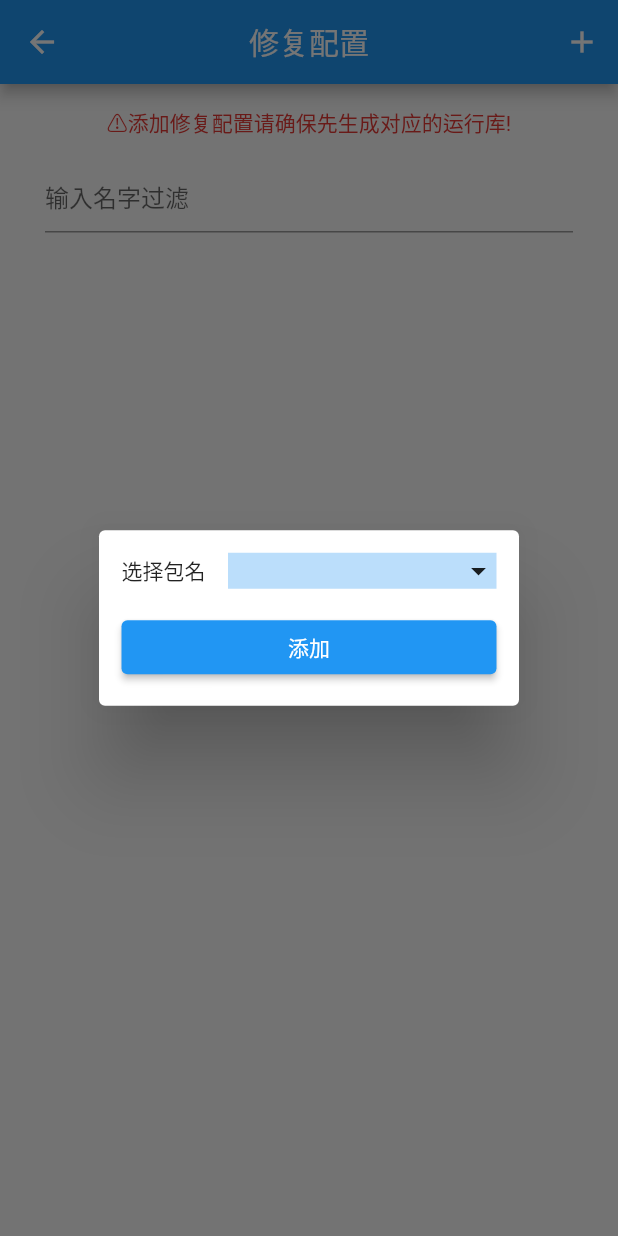
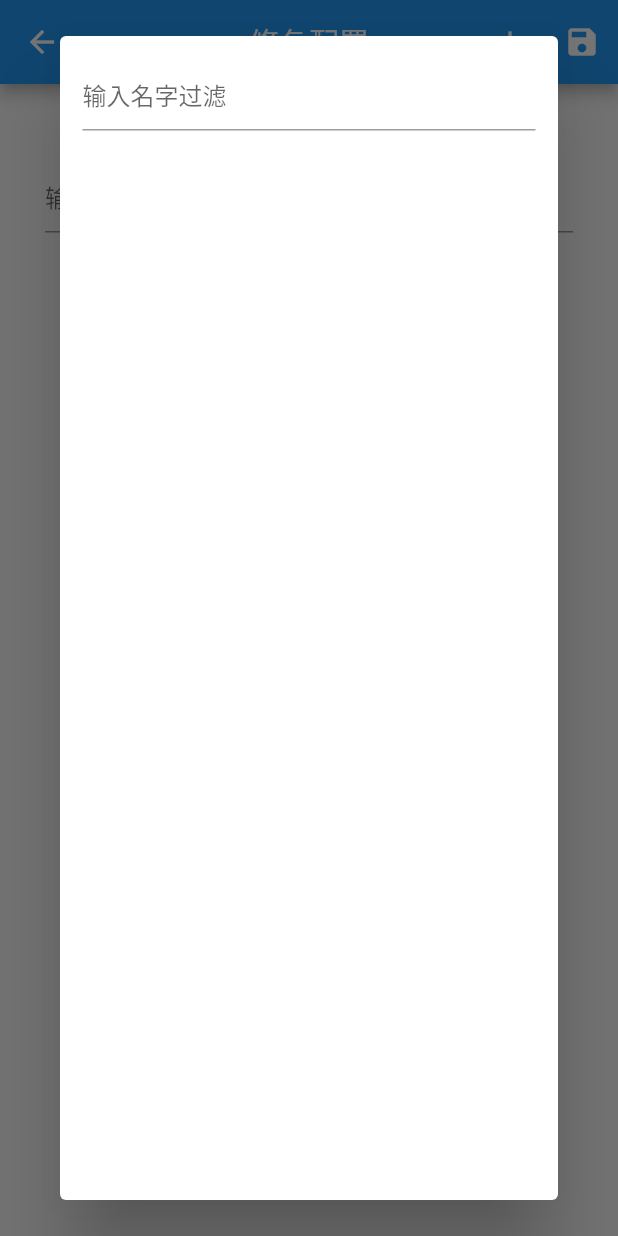
Before and after one commit to flutter-runtime/flutter_runtime_ide, a Flutter app: the FixConfigView screen opened directly with empty values, after a tap on the "add" icon, on a phone screen of 412 x 824 dp. Run offline on Flutter 3.47's test engine with Material 2 defaults, Android fonts, the phone set to English and light mode, and no system bars; our stand-ins replace file_picker, get, liquid_progress_indicator, loading_indicator, logger, mustache_template and 4 more; missing offline and left inert: analyzer, dart:ffi, darty_json_safe, flutter_runtime, fuzzywuzzy, process_run; accounts and stored records are empty.

Commit message:
修改新增配置的交互方式 路径/类名/方法/参数名只能选择不能自主设置

```diff
--- a/lib/analyzer/fix_runtime_configuration.dart
+++ b/lib/analyzer/fix_runtime_configuration.dart
@@ -1,7 +1,9 @@
 import 'package:darty_json_safe/darty_json_safe.dart';
+import 'package:flutter_runtime_ide/app/modules/fix_config/controllers/fix_select_controller.dart';
 import 'package:get/get.dart';
 
-class FixRuntimeConfiguration {
+class FixRuntimeConfiguration extends FixSelectItem {
+  @override
   late String name;
   late String version;
   List<FixConfig> fixs = [];
@@ -17,9 +19,13 @@ class FixRuntimeConfiguration {
   }
 }
 
-class FixConfig {
+class FixConfig extends FixSelectItem {
   late String path;
   List<FixClassConfig> classs = [];
+
+  @override
+  String get name => path;
+
   FixConfig();
   FixConfig.fromJson(Map<String, dynamic> json) {
     final jsonValue = JSON(json);
@@ -34,7 +40,8 @@ class FixConfig {
       classs.firstWhereOrNull((element) => element.name == name);
 }
 
-class FixClassConfig {
+class FixClassConfig extends FixSelectItem {
+  @override
   late String name;
   List<FixMethodConfig> methods = [];
   FixClassConfig();
@@ -51,7 +58,8 @@ class FixClassConfig {
       methods.firstWhereOrNull((element) => element.name == name);
 }
 
-class FixMethodConfig {
+class FixMethodConfig extends FixSelectItem {
+  @override
   late String name;
   List<FixParameterConfig> parameters = [];
   FixMethodConfig();
@@ -68,7 +76,8 @@ class FixMethodConfig {
       parameters.firstWhereOrNull((element) => element.name == name);
 }
 
-class FixParameterConfig {
+class FixParameterConfig extends FixSelectItem {
+  @override
   late String name;
   late String type;
   FixParameterConfig();
--- a/lib/app/data/package_config.dart
+++ b/lib/app/data/package_config.dart
@@ -1,4 +1,5 @@
 import 'package:darty_json_safe/darty_json_safe.dart';
+import 'package:flutter_runtime_ide/app/modules/fix_config/controllers/fix_select_controller.dart';
 
 class PackageConfig {
   late int configVersion;
@@ -20,7 +21,8 @@ class PackageConfig {
   }
 }
 
-class PackageInfo {
+class PackageInfo extends FixSelectItem {
+  @override
   late String name;
   late String rootUri;
   late String packageUri;
--- a/lib/app/modules/fix_config/controllers/add_package_controller.dart
+++ /dev/null
@@ -1,8 +0,0 @@
-import 'package:get/get.dart';
-
-import '../../../data/package_config.dart';
-
-class AddPackageController extends GetxController {
-  // List<PackageInfo> packages = [];
-  var currentPackageInfo = Rx<PackageInfo?>(null);
-}
--- a/lib/app/modules/fix_config/controllers/fix_config_controller.dart
+++ b/lib/app/modules/fix_config/controllers/fix_config_controller.dart
@@ -29,9 +29,7 @@ class FixConfigController extends GetxController {
         .whereType<FixRuntimeConfiguration>()
         .toList();
 
-    selectController = FixSelectController(packageInfos.map((e) {
-      return FixSelectItem(e, e.name);
-    }).toList());
+    selectController = FixSelectController(packageInfos);
 
     packageNameController.addListener(() {
       final packageName = packageNameController.text;
@@ -53,6 +51,6 @@ class FixConfigController extends GetxController {
     final config = FixRuntimeConfiguration()
       ..name = baseName.split('-')[0]
       ..version = baseName.split('-')[1];
-    packageInfos.add(FixSelectItem(config, config.name));
+    selectController.add(config);
   }
 }
--- a/lib/app/modules/fix_config/controllers/fix_select_controller.dart
+++ b/lib/app/modules/fix_config/controllers/fix_select_controller.dart
@@ -2,44 +2,51 @@ import 'package:flutter/material.dart';
 import 'package:get/get.dart';
 import 'package:fuzzywuzzy/fuzzywuzzy.dart';
 
-class FixSelectController<T> extends GetxController {
-  List<FixSelectItem<T>> items;
+class FixSelectController<T extends FixSelectItem> extends GetxController {
+  late List<T> items;
   final bool allowDelete;
   final TextEditingController nameController = TextEditingController();
 
-  var displayItems = <FixSelectItem<T>>[].obs;
-
+  var displayItems = <T>[].obs;
   FixSelectController(this.items, {this.allowDelete = true}) {
     displayItems.value = items;
 
     nameController.addListener(() {
-      if (nameController.text.isEmpty) {
-        displayItems.value = items;
-        return;
-      }
-      displayItems.value = extractAllSorted(
-        query: nameController.text,
-        choices: items,
-        cutoff: 30,
-        getter: (obj) => obj.name,
-      ).map((e) => e.choice).toList();
+      _updateDisplayItems();
     });
   }
 
-  void updateItems(List<FixSelectItem<T>> items) {
+  void updateItems(List<T> items) {
     this.items = items;
     displayItems.value = items;
   }
 
-  void remove(FixSelectItem<T> item) {
+  void _updateDisplayItems() {
+    if (nameController.text.isEmpty) {
+      displayItems.value = items;
+      return;
+    }
+    displayItems.value = extractAllSorted(
+      query: nameController.text,
+      choices: items,
+      cutoff: 60,
+      getter: (obj) => obj.name,
+    ).map((e) => e.choice).toList();
+  }
+
+  void remove(T item) {
     final items0 = [...items];
     items0.remove(item);
     updateItems(items0);
   }
+
+  void add(T item) {
+    final items0 = [...items];
+    items0.add(item);
+    updateItems(items0);
+  }
 }
 
-class FixSelectItem<T> {
-  final T item;
-  final String name;
-  const FixSelectItem(this.item, this.name);
+abstract class FixSelectItem {
+  String get name;
 }
--- a/lib/app/modules/fix_config/views/add_package_view.dart
+++ /dev/null
@@ -1,84 +0,0 @@
-import 'package:flutter/material.dart';
-import 'package:flutter_runtime_ide/analyzer/analyzer_package_manager.dart';
-import 'package:flutter_runtime_ide/app/data/package_config.dart';
-import 'package:flutter_runtime_ide/app/modules/fix_config/controllers/add_package_controller.dart';
-import 'package:flutter_runtime_ide/app/modules/fix_config/controllers/fix_select_controller.dart';
-import 'package:flutter_runtime_ide/app/modules/fix_config/views/fix_select_view.dart';
-
-import 'package:get/get.dart';
-
-class AddPackageView extends StatelessWidget {
-  final AddPackageController controller;
-  const AddPackageView({Key? key, required this.controller}) : super(key: key);
-  @override
-  Widget build(BuildContext context) {
-    // final controller = Get.put(FixConfigController());
-    return Container(
-      padding: const EdgeInsets.all(15),
-      width: 200,
-      child: Column(
-        mainAxisSize: MainAxisSize.min,
-        children: [
-          Row(
-            mainAxisSize: MainAxisSize.min,
-            children: [
-              const Text('选择包名'),
-              const SizedBox(width: 15),
-              Expanded(
-                child: Obx(
-                  () => InkWell(
-                    onTap: () async {
-                      final result = await _selectPackageName();
-                      controller.currentPackageInfo.value = result?.item;
-                    },
-                    child: Container(
-                      // padding: const EdgeInsets.all(15),
-                      decoration: BoxDecoration(
-                        color: Colors.blue.shade100,
-                      ),
-                      child: Row(
-                        children: [
-                          Text(controller.currentPackageInfo.value?.name ?? ''),
-                          const Spacer(),
-                          const Icon(Icons.arrow_drop_down),
-                        ],
-                      ),
-                    ),
-                  ),
-                ),
-              )
-            ],
-          ),
-          const SizedBox(height: 15),
-          SizedBox(
-            width: double.infinity,
-            child: ElevatedButton(
-              onPressed: () {
-                Get.back(result: controller.currentPackageInfo.value);
-              },
-              child: const Text('添加'),
-            ),
-          ),
-        ],
-      ),
-    );
-  }
-
-  Future<FixSelectItem<PackageInfo>?> _selectPackageName() async {
-    final packages = AnalyzerPackageManager().packageConfig?.packages ?? [];
-    final controller = FixSelectController(
-      packages.map((e) => FixSelectItem(e, e.name)).toList(),
-      allowDelete: false,
-    );
-    return Get.dialog<FixSelectItem<PackageInfo>>(
-      Dialog(
-        child: FixSelectView(
-          controller: controller,
-          onTap: (item) {
-            Get.back(result: item);
-          },
-        ),
-      ),
-    );
-  }
-}
--- a/lib/app/modules/fix_config/views/fix_config_view.dart
+++ b/lib/app/modules/fix_config/views/fix_config_view.dart
@@ -2,13 +2,14 @@ import 'package:darty_json_safe/darty_json_safe.dart';
 import 'package:flutter/material.dart';
 import 'package:flutter_runtime_ide/analyzer/fix_runtime_configuration.dart';
 import 'package:flutter_runtime_ide/app/data/package_config.dart';
-import 'package:flutter_runtime_ide/app/modules/fix_config/controllers/add_package_controller.dart';
 import 'package:flutter_runtime_ide/app/modules/fix_config/controllers/fix_file_controller.dart';
-import 'package:flutter_runtime_ide/app/modules/fix_config/views/add_package_view.dart';
+import 'package:flutter_runtime_ide/app/modules/fix_config/controllers/fix_select_controller.dart';
 import 'package:flutter_runtime_ide/app/modules/fix_config/views/fix_select_view.dart';
+import 'package:flutter_runtime_ide/common/common_function.dart';
 
 import 'package:get/get.dart';
 
+import '../../../../analyzer/analyzer_package_manager.dart';
 import '../controllers/fix_config_controller.dart';
 import 'fix_file_view.dart';
 
@@ -30,7 +31,12 @@ class FixConfigView extends StatelessWidget {
               }
             },
             icon: const Icon(Icons.add),
-          )
+          ),
+          // 保存按钮
+          IconButton(
+            onPressed: () {},
+            icon: const Icon(Icons.save),
+          ),
         ],
       ),
       body: Padding(
@@ -47,7 +53,7 @@ class FixConfigView extends StatelessWidget {
               child: FixSelectView(
                 controller: controller.selectController,
                 onTap: (item) => Unwrap(item).map((e) {
-                  _showFixFileView(e.item);
+                  _showFixFileView(e);
                 }),
               ),
             ),
@@ -58,10 +64,9 @@ class FixConfigView extends StatelessWidget {
   }
 
   Future<PackageInfo?> _showAddPackageView() async {
-    final controller = AddPackageController();
-    return Get.dialog<PackageInfo>(
-      Dialog(child: AddPackageView(controller: controller)),
-    );
+    // 获取全部支持的包
+    final packages = AnalyzerPackageManager().packageConfig?.packages ?? [];
+    return showSelectItemDialog(packages);
   }
 
   void _showFixFileView(FixRuntimeConfiguration config) {
--- a/lib/app/modules/fix_config/views/fix_select_view.dart
+++ b/lib/app/modules/fix_config/views/fix_select_view.dart
@@ -4,9 +4,9 @@ import 'package:flutter_runtime_ide/app/modules/fix_config/controllers/fix_selec
 
 import 'package:get/get.dart';
 
-class FixSelectView<T> extends StatelessWidget {
+class FixSelectView<T extends FixSelectItem> extends StatelessWidget {
   final FixSelectController<T> controller;
-  final void Function(FixSelectItem<T>? item)? onTap;
+  final void Function(T? item)? onTap;
   const FixSelectView({Key? key, required this.controller, this.onTap})
       : super(key: key);
   @override
@@ -54,7 +54,7 @@ class FixSelectView<T> extends StatelessWidget {
     );
   }
 
-  Future<void> _onDelete(FixSelectItem<T> item) async {
+  Future<void> _onDelete(T item) async {
     final result = await Get.defaultDialog<bool>(
       title: '提示!',
       middleText: '确定要删除吗?',
--- a/lib/common/common_function.dart
+++ b/lib/common/common_function.dart
@@ -1,9 +1,14 @@
 import 'dart:convert';
 
+import 'package:flutter/material.dart';
+import 'package:flutter_runtime_ide/app/modules/fix_config/controllers/fix_select_controller.dart';
+import 'package:get/get.dart';
 import 'package:logger/logger.dart';
 import 'package:process_run/process_run.dart';
 import 'package:path/path.dart';
 import 'package:crypto/crypto.dart' as crypto;
+
+import '../app/modules/fix_config/views/fix_select_view.dart';
 
 String getDartPath() {
   String dartCommandPath = whichSync("dart") ?? "";
@@ -18,3 +23,19 @@ Logger logger = Logger(
 String md5(String source) {
   return crypto.md5.convert(utf8.encode(source)).toString().toString();
 }
+
+Future<T?> showSelectItemDialog<T extends FixSelectItem>(List<T> items) async {
+  return Get.dialog<T>(
+    Dialog(
+      child: FixSelectView(
+        controller: FixSelectController<T>(items, allowDelete: false),
+        onTap: (item) => Get.back(result: item),
+      ),
+    ),
+  );
+}
+
+String? libraryPath(String fullPath) {
+  if (!fullPath.contains('/lib/')) return null;
+  return fullPath.split('/lib/')[1];
+}
```
Also changed, not shown: lib/analyzer/analyzer_package_manager.dart (+9 -0 lines), lib/app/modules/fix_config/controllers/fix_class_controller.dart (+30 -10 lines), lib/app/modules/fix_config/controllers/fix_file_controller.dart (+10 -7 lines), lib/app/modules/fix_config/controllers/fix_method_controller.dart (+15 -10 lines), lib/app/modules/fix_config/controllers/fix_parameter_controller.dart (+13 -9 lines), lib/app/modules/fix_config/views/fix_class_view.dart (+9 -7 lines), lib/app/modules/fix_config/views/fix_file_view.dart (+24 -17 lines), lib/app/modules/fix_config/views/fix_method_view.dart (+11 -7 lines), lib/app/modules/fix_config/views/fix_parameter_view.dart (+7 -59 lines).
